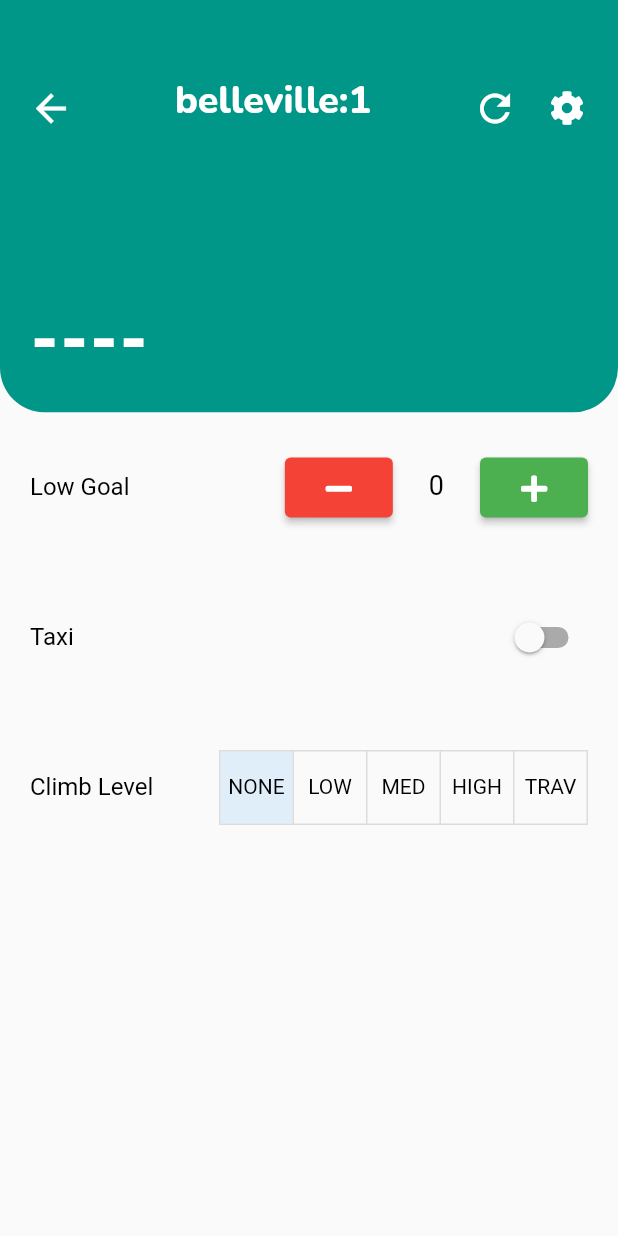
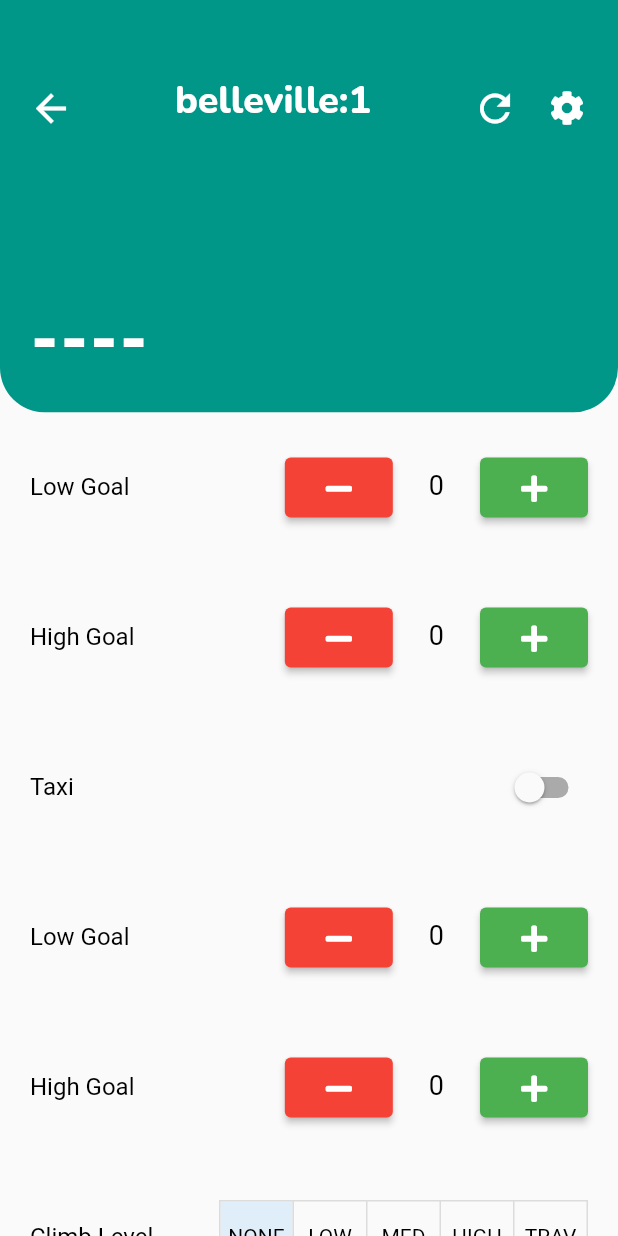
Before and after one commit to cjohnson/dreadscout, a Flutter app: the screen it shows after launch, on a phone screen of 412 x 824 dp. Run offline on Flutter 3.47's test engine with Material 2 defaults, Android fonts, the phone set to English and light mode, and no system bars; our stand-ins replace font_awesome_flutter, google_fonts.

Commit message:
Working dynamic forms

```diff
--- a/lib/ui/form/data/scoutingtemplate.dart
+++ b/lib/ui/form/data/scoutingtemplate.dart
@@ -42,18 +42,27 @@ class ScoutingFormElement {
     formElement = json['section_header'] != null
         ? SectionHeader.fromJson(json['section_header'])
         : null;
+    if (formElement != null) return;
+
     formElement = json['switch_form_element'] != null
         ? SwitchFormElement.fromJson(json['switch_form_element'])
         : null;
+    if (formElement != null) return;
+
     formElement = json['counter_form_element'] != null
         ? CounterFormElement.fromJson(json['counter_form_element'])
         : null;
+    if (formElement != null) return;
+
     formElement = json['toggle_button_form_element'] != null
         ? ToggleButtonFormElement.fromJson(json['toggle_button_form_element'])
         : null;
+    if (formElement != null) return;
+
     formElement = json['text_field_element'] != null
         ? TextFieldElement.fromJson(json['text_field_element'])
         : null;
+    if (formElement != null) return;
   }
 
   Map<String, dynamic> toJson() {
@@ -159,15 +168,15 @@ class CounterFormElement extends FormElementData {
   CounterFormElement.fromJson(Map<String, dynamic> json) {
     json = super.fromJson(json);
 
+    lowerBound = json['lower_bound'];
     value = json['value'];
-    lowerBound = json['lower_bound'];
   }
 
   @override
   Map<String, dynamic> toJson() {
     final Map<String, dynamic> data = super.toJson();
 
-    data['initial_value'] = value;
+    data['value'] = value;
     data['lower_bound'] = lowerBound;
     return data;
   }
@@ -207,16 +216,16 @@ class ToggleButtonFormElement extends FormElementData {
   ToggleButtonFormElement.fromJson(Map<String, dynamic> json) {
     json = super.fromJson(json);
 
-    index = int.tryParse(json['initial_index']);
     toggles = json['toggles'].cast<String>();
+    index = json['initial_index'];
   }
 
   @override
   Map<String, dynamic> toJson() {
     final Map<String, dynamic> data = super.toJson();
 
+    data['toggles'] = toggles;
     data['initial_index'] = index;
-    data['toggles'] = toggles;
     return data;
   }
 
--- a/lib/ui/scouting/scoutingform.dart
+++ b/lib/ui/scouting/scoutingform.dart
@@ -1,3 +1,5 @@
+import 'dart:convert';
+
 import 'package:flutter/material.dart';
 import 'package:font_awesome_flutter/font_awesome_flutter.dart';
 import 'package:google_fonts/google_fonts.dart';
@@ -10,50 +12,11 @@ import '../form/togglebuttonelement.dart';
 class ScoutingFormUI extends StatelessWidget {
   final ScoutingForm data;
 
-  ScoutingFormUI({Key? key, required this.data}) : super(key: key);
-
-  final List formWidgets = [
-    CounterFormElementUI(
-      formElement: CounterFormElement(id: "low_goal", title: "Low Goal"),
-    ),
-    CounterFormElementUI(
-      formElement: CounterFormElement(id: "high_goal", title: "High Goal"),
-    ),
-    SwitchFormElementUI(
-      formElement: SwitchFormElement(id: "taxi", title: "Taxi", value: false),
-    ),
-    CounterFormElementUI(
-      formElement: CounterFormElement(id: "low_goal", title: "Low Goal"),
-    ),
-    CounterFormElementUI(
-      formElement: CounterFormElement(id: "high_goal", title: "High Goal"),
-    ),
-    SwitchFormElementUI(
-      formElement: SwitchFormElement(
-          id: "defense", title: "Effective Defense", value: false),
-    ),
-    ToggleButtonFormElementUI(
-      formElement: ToggleButtonFormElement(
-          id: "climb",
-          title: "Climb Level",
-          index: 0,
-          toggles: [
-            'NONE',
-            'LOW',
-            'MED',
-            'HIGH',
-            'TRAV',
-          ]),
-    ),
-    SwitchFormElementUI(
-      formElement:
-          SwitchFormElement(id: "broken", title: "Robot Broken?", value: false),
-    ),
-  ];
+  const ScoutingFormUI({Key? key, required this.data}) : super(key: key);
 
   @override
   Widget build(BuildContext context) {
-    print(data.elements!);
+    print(jsonEncode(data.toJson()));
     return CustomScrollView(
       slivers: <Widget>[
         SliverList(
--- a/lib/ui/scouting/scoutingpage.dart
+++ b/lib/ui/scouting/scoutingpage.dart
@@ -1,3 +1,5 @@
+import 'dart:convert';
+
 import 'package:dreadscout/ui/scouting/scoutingform.dart';
 import 'package:flutter/material.dart';
 
@@ -26,34 +28,14 @@ class _FormPageState extends State<FormPage> {
     final PageController controller =
         PageController(initialPage: 0, keepPage: true);
 
+    var json =
+        "{\"form_id\":\"belleville:1\",\"team_number\":-1,\"element\":[{\"counter_form_element\":{\"id\":\"autonomous_low_goal\",\"title\":\"Low Goal\",\"value\":0,\"lower_bound\":0}},{\"counter_form_element\":{\"id\":\"autonomous_high_goal\",\"title\":\"High Goal\",\"value\":0,\"lower_bound\":0}},{\"switch_form_element\":{\"id\":\"autonomous_taxi\",\"title\":\"Taxi\",\"initial_value\":false}},{\"counter_form_element\":{\"id\":\"teleoperated_low_goal\",\"title\":\"Low Goal\",\"value\":0,\"lower_bound\":0}},{\"counter_form_element\":{\"id\":\"teleoperated_high_goal\",\"title\":\"High Goal\",\"value\":0,\"lower_bound\":0}},{\"toggle_button_form_element\":{\"id\":\"endgame_climb\",\"title\":\"Climb Level\",\"toggles\":[\"NONE\",\"LOW\",\"MED\",\"HIGH\",\"TRAV\"],\"initial_index\":0}}]}";
+    var decode = jsonDecode(json);
+    var scoutingForm = ScoutingForm.fromJson(decode);
+
     for (int i = 1; i <= 8; i++) {
       forms.add(ScoutingFormUI(
-        data: ScoutingForm(
-            formId: '$trackTitle:$i',
-            teamNumber: -1,
-            elements: <ScoutingFormElement>[
-              ScoutingFormElement(
-                formElement:
-                    CounterFormElement(id: "low_goal", title: "Low Goal"),
-              ),
-              ScoutingFormElement(
-                formElement:
-                    SwitchFormElement(id: "taxi", title: "Taxi", value: false),
-              ),
-              ScoutingFormElement(
-                formElement: ToggleButtonFormElement(
-                    id: "climb",
-                    title: "Climb Level",
-                    index: 0,
-                    toggles: [
-                      'NONE',
-                      'LOW',
-                      'MED',
-                      'HIGH',
-                      'TRAV',
-                    ]),
-              ),
-            ]),
+        data: scoutingForm,
       ));
     }
 
```
